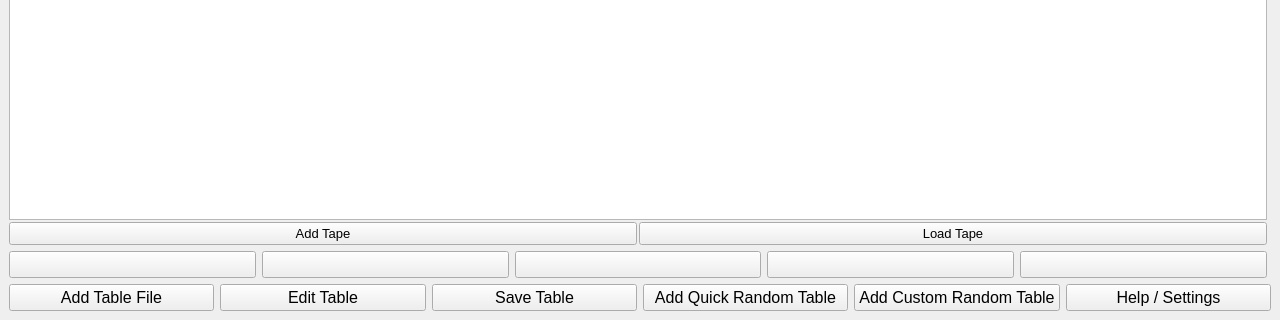
Qt form Qt/TuringsMachineSimulator/usermachines.ui (fabioalves98/TuringsMachineGenerator) before a commit; both pictures show x 0 to 1280 and y 400 to 720 of the 1280 by 720 pixel window.
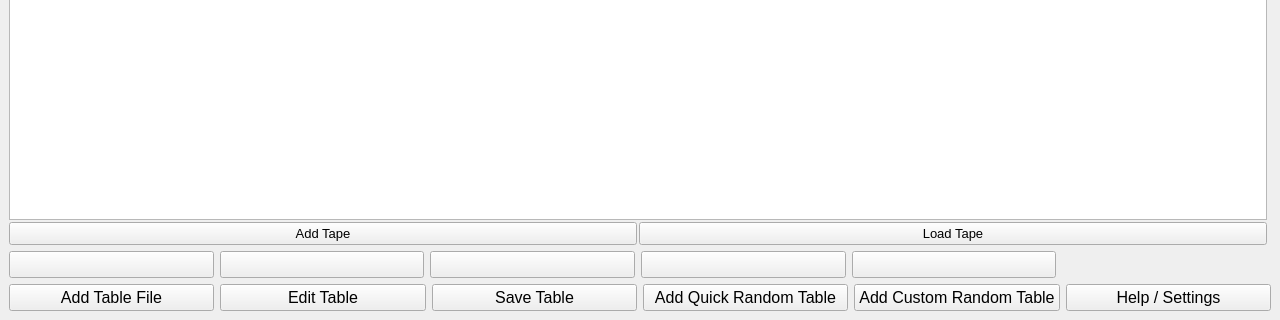
The same form after that commit.

Commit message: Added a simulation delay label

What changed in the file:
```diff
--- a/Qt/TuringsMachineSimulator/usermachines.ui
+++ b/Qt/TuringsMachineSimulator/usermachines.ui
@@ -325,6 +325,16 @@
             </property>
            </widget>
           </item>
+          <item>
+           <widget class="QLabel" name="delayLb">
+            <property name="text">
+             <string/>
+            </property>
+            <property name="alignment">
+             <set>Qt::AlignCenter</set>
+            </property>
+           </widget>
+          </item>
          </layout>
         </item>
        </layout>
```
The commit also changes 19 other files.
